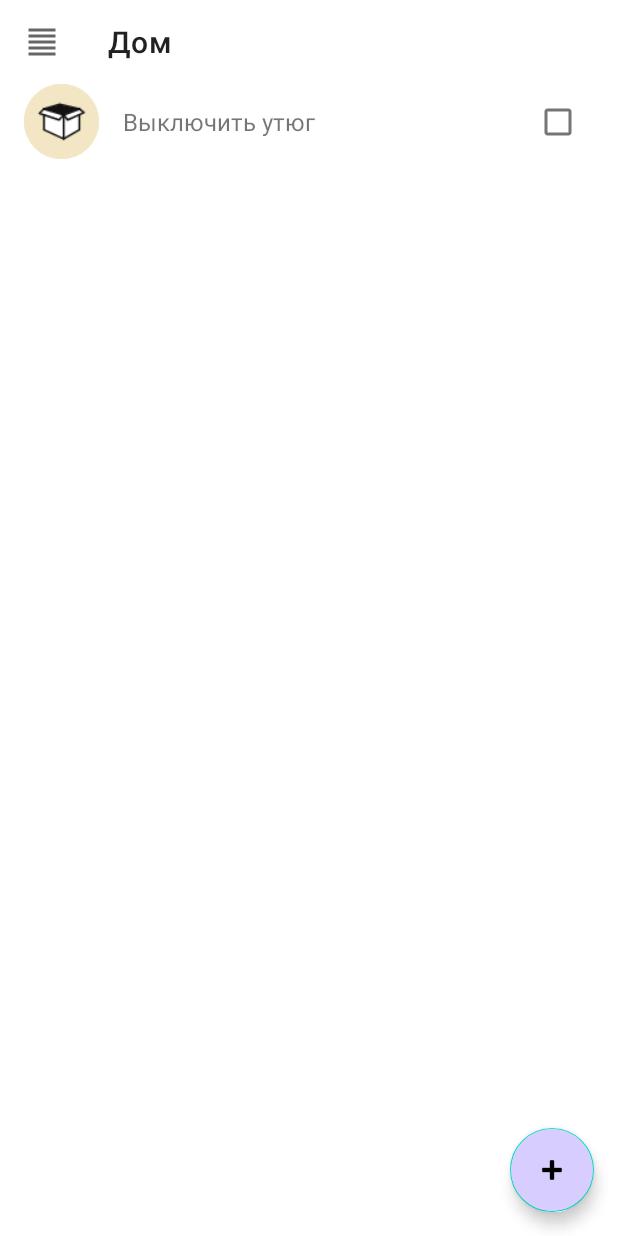
After one commit to Grigory8778/Jobik, an Android app: the fragment HomeFragment placed in its activity, on a phone screen of 412 x 824 dp. The commit adds this screen. Run offline under Robolectric (Android 15) with nearby library versions, the phone set to English and light mode, and no system bars; libraries missing offline, so code that uses them is left out: com.github.terrakok.cicerone; 2 statements that could not run were skipped.

Commit message:
Добавлен второй активити (MainActivity)

```diff
--- /dev/null
+++ b/app/src/main/java/com/example/jobik/Home/HomeFragment.kt
@@ -0,0 +1,38 @@
+package com.example.jobik.Home
+
+import android.os.Bundle
+import android.view.LayoutInflater
+import android.view.View
+import android.view.ViewGroup
+import androidx.fragment.app.Fragment
+import androidx.recyclerview.widget.LinearLayoutManager
+import androidx.recyclerview.widget.RecyclerView
+import com.example.jobik.R
+import com.example.jobik.RecAdapter
+import com.example.jobik.RecResult
+
+class HomeFragment : Fragment() {
+    override fun onCreateView(
+        inflater: LayoutInflater,
+        container: ViewGroup?,
+        savedInstanceState: Bundle?
+    ): View? {
+        return inflater.inflate(R.layout.home_main, container, false)
+    }
+
+    override fun onViewCreated(view: View, savedInstanceState: Bundle?) {
+        super.onViewCreated(view, savedInstanceState)
+        val recyc = view.findViewById<RecyclerView>(R.id.recycler_main)
+        val layoutManager = LinearLayoutManager(context)
+        val adapter = RecAdapter(
+            listOf(
+                RecResult(
+                    "Выключить утюг",
+                    R.drawable.ic_icon
+                )
+            )
+        )
+        recyc.layoutManager = layoutManager
+        recyc.adapter = adapter
+    }
+}
--- a/app/src/main/java/com/example/jobik/Main/MainPresenter.kt
+++ b/app/src/main/java/com/example/jobik/Main/MainPresenter.kt
@@ -5,5 +5,7 @@ import com.example.jobik.navigation.Screens
 import com.github.terrakok.cicerone.Router
 
 class MainPresenter(private val router: Router) {
-
+    fun getOpenHome() {
+        router.navigateTo(Screens.getHomeScreens())
+    }
 }
--- a/app/src/main/java/com/example/jobik/navigation/Screens.kt
+++ b/app/src/main/java/com/example/jobik/navigation/Screens.kt
@@ -1,6 +1,7 @@
 package com.example.jobik.navigation
 
 import android.content.Intent
+import com.example.jobik.Home.HomeFragment
 import com.example.jobik.Main.MainActivity
 import com.example.jobik.addList.AddListOnbordFragment
 import com.example.jobik.hello.HelloOnbordFragment
@@ -15,4 +16,5 @@ object Screens {
     fun getAddListScreens() = FragmentScreen { AddListOnbordFragment() }
     fun getMainScreens() = ActivityScreen { Intent(it, MainActivity::class.java) }
     fun getOnbornScreens() = ActivityScreen { Intent(it, OnbordActivity::class.java) }
+    fun getHomeScreens() = FragmentScreen { HomeFragment() }
 }
--- a/app/src/main/java/com/example/jobik/time/TimeOnbordFragment.kt
+++ b/app/src/main/java/com/example/jobik/time/TimeOnbordFragment.kt
@@ -28,9 +28,10 @@ class TimeOnbordFragment : Fragment() {
         val btn = view.findViewById<Button>(R.id.btn_time)
 
         btn.setOnClickListener {
-            App.INSTANCE.sharedPreferences.edit().putBoolean(App.kayBool, true).apply()
+            App.INSTANCE.sharedPreferences.edit().putBoolean(App.kayBool, false).apply()
             App.INSTANCE.sharedPreferences.edit().putInt(App.timeMin, timePicker.minute).apply()
             App.INSTANCE.sharedPreferences.edit().putInt(App.timeHour, timePicker.hour).apply()
+            presenter.openMain()
         }
         timePicker.setIs24HourView(true)
     }
--- /dev/null
+++ b/app/src/main/res/drawable/ic_baseline_add_circle_24.xml
@@ -0,0 +1,5 @@
+<vector android:height="24dp" android:tint="#D7CEFF"
+    android:viewportHeight="24" android:viewportWidth="24"
+    android:width="24dp" xmlns:android="http://schemas.android.com/apk/res/android">
+    <path android:fillColor="@android:color/white" android:pathData="M12,2C6.48,2 2,6.48 2,12s4.48,10 10,10 10,-4.48 10,-10S17.52,2 12,2zM17,13h-4v4h-2v-4L7,13v-2h4L11,7h2v4h4v2z"/>
+</vector>
--- /dev/null
+++ b/app/src/main/res/drawable/ic_baseline_format_align_justify_24.xml
@@ -0,0 +1,10 @@
+<vector xmlns:android="http://schemas.android.com/apk/res/android"
+    android:width="24dp"
+    android:height="24dp"
+    android:viewportWidth="24"
+    android:viewportHeight="24"
+    android:tint="?attr/colorControlNormal">
+  <path
+      android:fillColor="@android:color/white"
+      android:pathData="M3,21h18v-2L3,19v2zM3,17h18v-2L3,15v2zM3,13h18v-2L3,11v2zM3,9h18L21,7L3,7v2zM3,3v2h18L21,3L3,3z"/>
+</vector>
--- a/app/src/main/res/drawable/ic_iron.xml
+++ b/app/src/main/res/drawable/ic_icon.xml
@@ -1,52 +1,55 @@
 <vector xmlns:android="http://schemas.android.com/apk/res/android"
-    android:width="16dp"
-    android:height="16dp"
-    android:viewportWidth="26"
-    android:viewportHeight="26">
+    android:width="40dp"
+    android:height="40dp"
+    android:viewportWidth="40"
+    android:viewportHeight="40">
+  <path
+      android:pathData="M20,20m-20,0a20,20 0,1 1,40 0a20,20 0,1 1,-40 0"
+      android:fillColor="#F3E6C5"/>
   <group>
     <clip-path
-        android:pathData="M0,0h26v26h-26z"/>
+        android:pathData="M7,7h26v26h-26z"/>
     <path
-        android:pathData="M3.5714,16.9474L14.2857,22L22.8571,16.9474L22.4286,9.3684L25,8.1053L22.8571,6L14.2857,8.9474L3.5714,6L1,8.5263L3.5714,9.3684V16.9474Z"
+        android:pathData="M10.5714,23.9474L21.2857,29L29.8571,23.9474L29.4286,16.3684L32,15.1053L29.8571,13L21.2857,15.9474L10.5714,13L8,15.5263L10.5714,16.3684V23.9474Z"
         android:fillColor="#ffffff"/>
     <path
         android:strokeWidth="1"
-        android:pathData="M22.6678,6.3823L14.1969,9.5588L3.6089,6.3823M22.5529,9.4255V17.3702L14.1622,22.2647L3.6738,17.3702V9.4513"
+        android:pathData="M29.6678,13.3823L21.1969,16.5588L10.6089,13.3823M29.5529,16.4255V24.3702L21.1622,29.2647L10.6738,24.3702V16.4513"
         android:strokeLineJoin="round"
         android:fillColor="#00000000"
         android:strokeColor="#121212"
         android:strokeLineCap="round"/>
     <path
         android:strokeWidth="1"
-        android:pathData="M14.1621,22.2648V9.6787"
+        android:pathData="M21.1621,29.2648V16.6787"
         android:strokeLineJoin="round"
         android:fillColor="#00000000"
         android:strokeColor="#121212"
         android:strokeLineCap="round"/>
     <path
         android:strokeWidth="1"
-        android:pathData="M3.6089,6.3824L12.0645,3.7353L22.6678,6.3824"
+        android:pathData="M10.6089,13.3824L19.0645,10.7354L29.6678,13.3824"
         android:strokeLineJoin="round"
         android:fillColor="#00000000"
         android:strokeColor="#121212"
         android:strokeLineCap="round"/>
     <path
         android:strokeWidth="1"
-        android:pathData="M14.1978,9.5588L16.2602,12.1259L25.0005,8.2802L22.6684,6.3823"
+        android:pathData="M21.1978,16.5588L23.2602,19.1259L32.0005,15.2802L29.6684,13.3823"
         android:strokeLineJoin="round"
         android:fillColor="#00000000"
         android:strokeColor="#121212"
         android:strokeLineCap="round"/>
     <path
         android:strokeWidth="1"
-        android:pathData="M3.6089,6.3823L1.2266,8.6298L11.7149,12.1259L14.1972,9.5588"
+        android:pathData="M10.6089,13.3823L8.2266,15.6298L18.7149,19.1259L21.1972,16.5588"
         android:strokeLineJoin="round"
         android:fillColor="#00000000"
         android:strokeColor="#121212"
         android:strokeLineCap="round"/>
     <path
         android:strokeWidth="1"
-        android:pathData="M14.1803,8.7697L5.6913,6.3754L12.0943,4.5165L20.6213,6.4842L14.1803,8.7697Z"
+        android:pathData="M21.1803,15.7697L12.6913,13.3754L19.0943,11.5165L27.6213,13.4842L21.1803,15.7697Z"
         android:fillColor="#121212"
         android:strokeColor="#121212"/>
   </group>
--- a/app/src/main/res/layout/activity_main.xml
+++ b/app/src/main/res/layout/activity_main.xml
@@ -9,9 +9,5 @@
         android:id="@+id/main_cont"
         android:layout_width="match_parent"
         android:layout_height="match_parent"/>
-    <TextView
-        android:layout_width="match_parent"
-        android:layout_height="match_parent"
-        android:background="@color/black"/>
 
 </androidx.constraintlayout.widget.ConstraintLayout>
--- /dev/null
+++ b/app/src/main/res/layout/home_main.xml
@@ -0,0 +1,33 @@
+<?xml version="1.0" encoding="utf-8"?>
+<androidx.constraintlayout.widget.ConstraintLayout xmlns:android="http://schemas.android.com/apk/res/android"
+    xmlns:app="http://schemas.android.com/apk/res-auto"
+    android:layout_width="match_parent"
+    android:layout_height="match_parent">
+
+    <androidx.appcompat.widget.Toolbar
+        android:id="@+id/toolmain"
+        android:layout_width="match_parent"
+        android:layout_height="wrap_content"
+        app:layout_constraintEnd_toEndOf="parent"
+        app:layout_constraintStart_toStartOf="parent"
+        app:layout_constraintTop_toTopOf="parent"
+        app:navigationIcon="@drawable/ic_baseline_format_align_justify_24"
+        app:title="Дом" />
+
+    <androidx.recyclerview.widget.RecyclerView
+        android:id="@+id/recycler_main"
+        android:layout_width="match_parent"
+        android:layout_height="0dp"
+        app:layout_constraintBottom_toBottomOf="parent"
+        app:layout_constraintTop_toBottomOf="@+id/toolmain" />
+
+    <com.google.android.material.floatingactionbutton.FloatingActionButton
+        android:id="@+id/add_butt"
+        android:layout_width="wrap_content"
+        android:layout_height="wrap_content"
+        android:backgroundTint="@color/action"
+        android:layout_margin="@dimen/t16p"
+        android:src="@android:drawable/ic_input_add"
+        app:layout_constraintBottom_toBottomOf="parent"
+        app:layout_constraintEnd_toEndOf="parent" />
+</androidx.constraintlayout.widget.ConstraintLayout>
--- a/app/src/main/res/values/colors.xml
+++ b/app/src/main/res/values/colors.xml
@@ -10,4 +10,5 @@
     <color name="backr">#E5E5E5</color>
     <color name="statusbar">#F3F3F3</color>
     <color name="next">#D7CEFF</color>
+    <color name="action">#D7CEFF</color>
 </resources>
--- a/app/src/main/res/values/strings.xml
+++ b/app/src/main/res/values/strings.xml
@@ -5,4 +5,7 @@
     <string name="time_onbord_txt">не напоминать</string>
     <string name="txt2_time_onbord">Мы будем присылать вам уведомление, чтобы вы не забыли проверить все приборы перед уходом</string>
     <string name="txt3_time_onbord">В какое время напоминать?</string>
+    <string name="menu_1">Сбросить</string>
+    <string name="menu_2">Удалить</string>
+    <string name="menu_3">Напомнить</string>
 </resources>
```
Also changed, not shown: app/src/main/java/com/example/jobik/Home/HomePresenter.kt (added, +7 -0 lines), app/src/main/java/com/example/jobik/Main/MainActivity.kt (+9 -2 lines), app/src/main/res/layout/rec_main.xml (added, +37 -0 lines), app/src/main/res/menu/menu_main.xml (added, +20 -0 lines).
